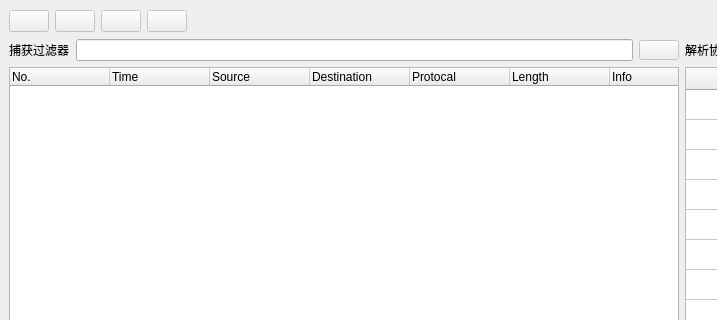
The window that src/GUI/mainWindow.ui (adam-hh/8583MSG_DEC) describes before a commit, drawn with Qt 5; both pictures show x 0 to 717 and y 0 to 320 of the 1032 by 766 pixel window.
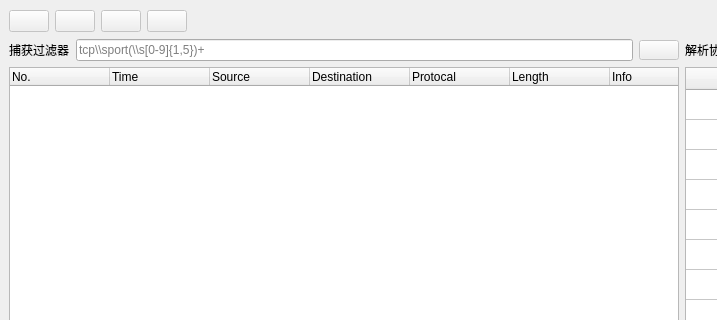
The same window after the commit. Icons and pictures are not drawn.

Patch:
```diff
--- a/src/GUI/mainWindow.ui
+++ b/src/GUI/mainWindow.ui
@@ -51,7 +51,11 @@
            </widget>
           </item>
           <item>
-           <widget class="QLineEdit" name="lineEdit"/>
+           <widget class="QLineEdit" name="lineEdit">
+            <property name="placeholderText">
+             <string>tcp\\sport(\\s[0-9]{1,5})+</string>
+            </property>
+           </widget>
           </item>
           <item>
            <widget class="QPushButton" name="pushButton_10">
```
